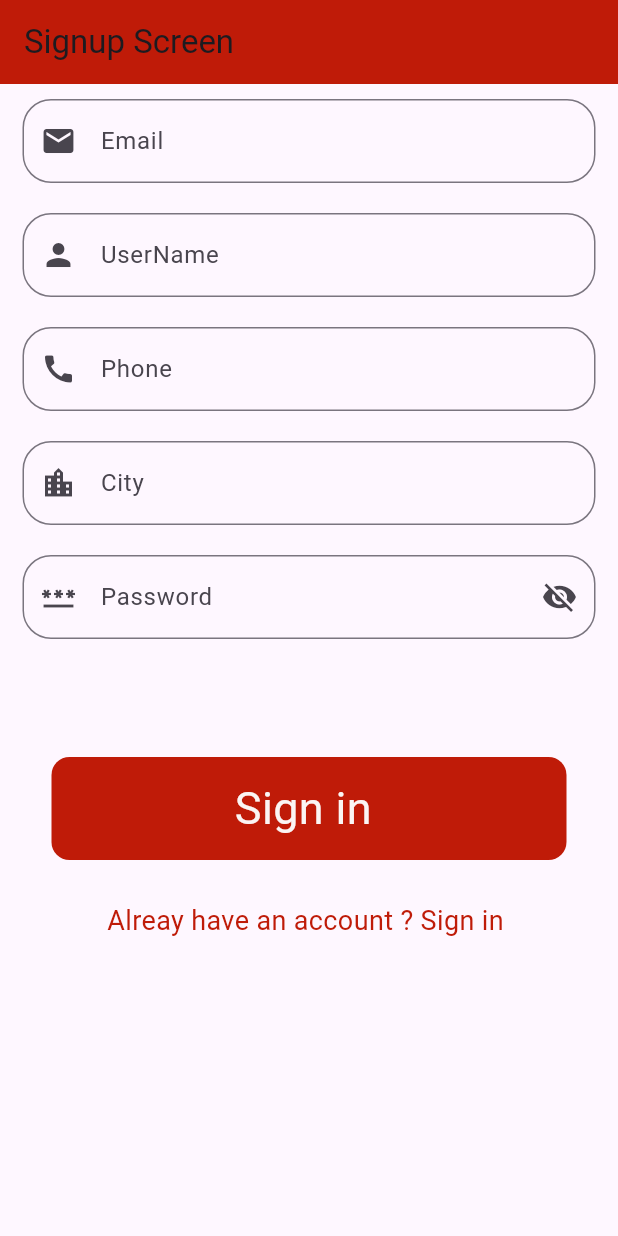
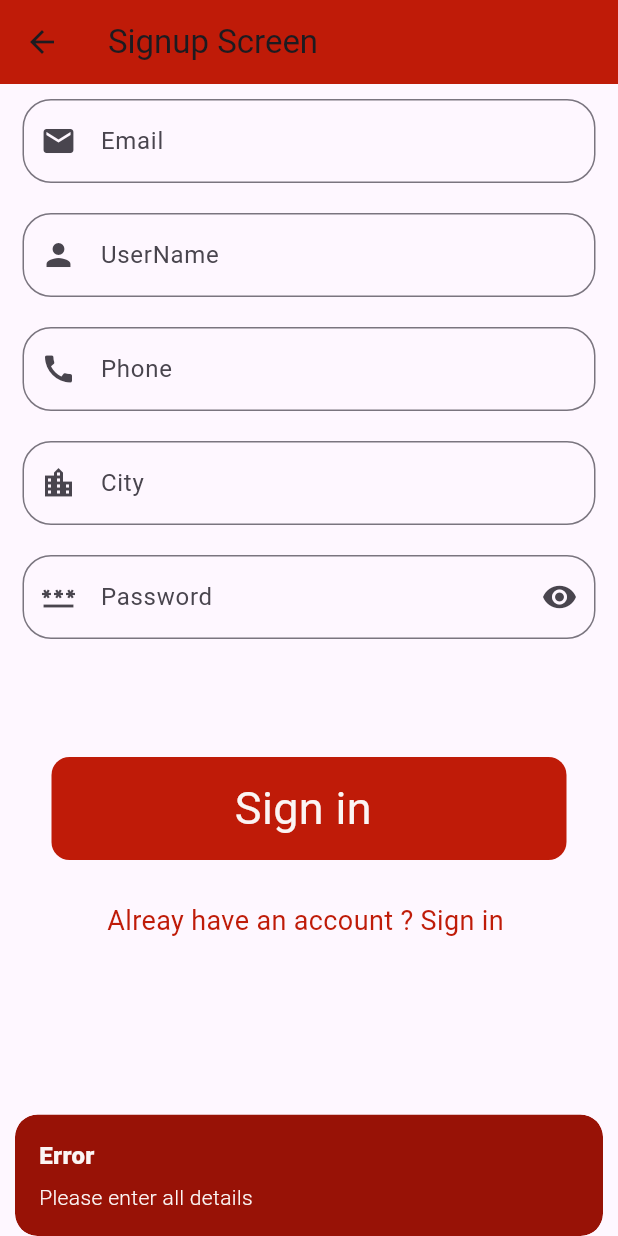
Before and after one commit to majharul-islam181/Ecommerce-Firebase, a Flutter app: the SignupScreen screen opened directly, after a tap on "Sign in", on a phone screen of 412 x 824 dp. Run offline on Flutter 3.47's test engine with Material 3 defaults, Android fonts, the light colour scheme and no system bars; our stand-ins replace cloud_firestore, firebase_auth, firebase_core, flutter_easyloading, get, google_sign_in; accounts and stored records are empty.

Commit message:
signup controller created

```diff
--- a/lib/screens/auth-ui/signin_screen.dart
+++ b/lib/screens/auth-ui/signin_screen.dart
@@ -91,7 +91,7 @@ class SigninScreen extends StatelessWidget {
           ),
           InkWell(
             onTap: () {
-              Get.offAll(() => const SignupScreen());
+              Get.to(() => const SignupScreen());
             },
             child: const Row(
               mainAxisAlignment: MainAxisAlignment.center,
--- a/lib/screens/auth-ui/signup_screen.dart
+++ b/lib/screens/auth-ui/signup_screen.dart
@@ -1,11 +1,24 @@
+import 'package:ecommerce_firebase/controller/signup_controller.dart';
 import 'package:ecommerce_firebase/screens/auth-ui/signin_screen.dart';
 import 'package:ecommerce_firebase/utils/colors.dart';
+import 'package:firebase_auth/firebase_auth.dart';
 import 'package:flutter/material.dart';
-import 'package:get/route_manager.dart';
+import 'package:get/get.dart';
 
-class SignupScreen extends StatelessWidget {
+class SignupScreen extends StatefulWidget {
   const SignupScreen({super.key});
 
+  @override
+  State<SignupScreen> createState() => _SignupScreenState();
+}
+
+class _SignupScreenState extends State<SignupScreen> {
+  final SignUpController signUpController = Get.put(SignUpController());
+  TextEditingController username = TextEditingController();
+  TextEditingController userEmail = TextEditingController();
+  TextEditingController userPhone = TextEditingController();
+  TextEditingController userCity = TextEditingController();
+  TextEditingController userPassword = TextEditingController();
   @override
   Widget build(BuildContext context) {
     return Scaffold(
@@ -23,6 +36,7 @@ class SignupScreen extends StatelessWidget {
               child: Padding(
                 padding: const EdgeInsets.all(10),
                 child: TextFormField(
+                  controller: userEmail,
                   cursorColor: AppColors.appSecondaryColor,
                   keyboardType: TextInputType.emailAddress,
                   decoration: InputDecoration(
@@ -40,6 +54,7 @@ class SignupScreen extends StatelessWidget {
               child: Padding(
                 padding: const EdgeInsets.all(10),
                 child: TextFormField(
+                  controller: username,
                   cursorColor: AppColors.appSecondaryColor,
                   keyboardType: TextInputType.emailAddress,
                   decoration: InputDecoration(
@@ -57,6 +72,7 @@ class SignupScreen extends StatelessWidget {
               child: Padding(
                 padding: const EdgeInsets.all(10),
                 child: TextFormField(
+                  controller: userPhone,
                   cursorColor: AppColors.appSecondaryColor,
                   keyboardType: TextInputType.phone,
                   decoration: InputDecoration(
@@ -74,6 +90,7 @@ class SignupScreen extends StatelessWidget {
               child: Padding(
                 padding: const EdgeInsets.all(10),
                 child: TextFormField(
+                  controller: userCity,
                   cursorColor: AppColors.appSecondaryColor,
                   keyboardType: TextInputType.streetAddress,
                   decoration: InputDecoration(
@@ -90,7 +107,10 @@ class SignupScreen extends StatelessWidget {
               width: Get.width,
               child: Padding(
                 padding: const EdgeInsets.all(10),
-                child: TextFormField(
+                child: Obx(
+                  () => TextFormField(
+                    controller: userPassword,
+                    obscureText: signUpController.isPasswordVisible.value,
                     cursorColor: AppColors.appSecondaryColor,
                     keyboardType: TextInputType.visiblePassword,
                     decoration: InputDecoration(
@@ -98,8 +118,15 @@ class SignupScreen extends StatelessWidget {
                           borderRadius: BorderRadius.circular(19),
                         ),
                         hintText: "Password",
-                      suffixIcon: const Icon(Icons.visibility_off),
+                        suffixIcon: InkWell(
+                            onTap: () {
+                              signUpController.isPasswordVisible.toggle();
+                            },
+                            child: signUpController.isPasswordVisible.value
+                                ? const Icon(Icons.visibility_off)
+                                : const Icon(Icons.visibility)),
                         prefixIcon: const Icon(Icons.password)),
+                  ),
                 ),
               ),
             ),
@@ -107,7 +134,53 @@ class SignupScreen extends StatelessWidget {
               height: Get.height / 12,
             ),
             InkWell(
-              onTap: () {},
+              onTap: () async {
+                String name = username.text.trim();
+                String email = userEmail.text.trim();
+                String phone = userPhone.text.trim();
+                String city = userCity.text.trim();
+                String password = userPassword.text.trim();
+                String userDeviceToken = '';
+                // String? userDeviceToken =
+                //     await notificationService.getDeviceToken();
+
+                if (name.isEmpty ||
+                    email.isEmpty ||
+                    phone.isEmpty ||
+                    city.isEmpty ||
+                    password.isEmpty) {
+                  Get.snackbar(
+                    "Error",
+                    "Please enter all details",
+                    snackPosition: SnackPosition.BOTTOM,
+                    backgroundColor: AppColors.appSecondaryColor,
+                    colorText: AppColors.appTextColor,
+                  );
+                } else {
+                  UserCredential? userCredential =
+                      await signUpController.signUpMethod(
+                    name,
+                    email,
+                    phone,
+                    city,
+                    password,
+                    userDeviceToken,
+                  );
+
+                  if (userCredential != null) {
+                    Get.snackbar(
+                      "Verification email sent.",
+                      "Please check your email.",
+                      snackPosition: SnackPosition.BOTTOM,
+                      backgroundColor: AppColors.appSecondaryColor,
+                      colorText: AppColors.appTextColor,
+                    );
+
+                    FirebaseAuth.instance.signOut();
+                    Get.offAll(() => const SigninScreen());
+                  }
+                }
+              },
               child: Container(
                 height: Get.height / 12,
                 width: Get.width / 1.2,
```
Also changed, not shown: lib/controller/signup_controller.dart (added, +69 -0 lines), lib/screens/auth-ui/welcome_screen.dart (+4 -3 lines). Lines whose indentation alone changed are shown as unchanged.
